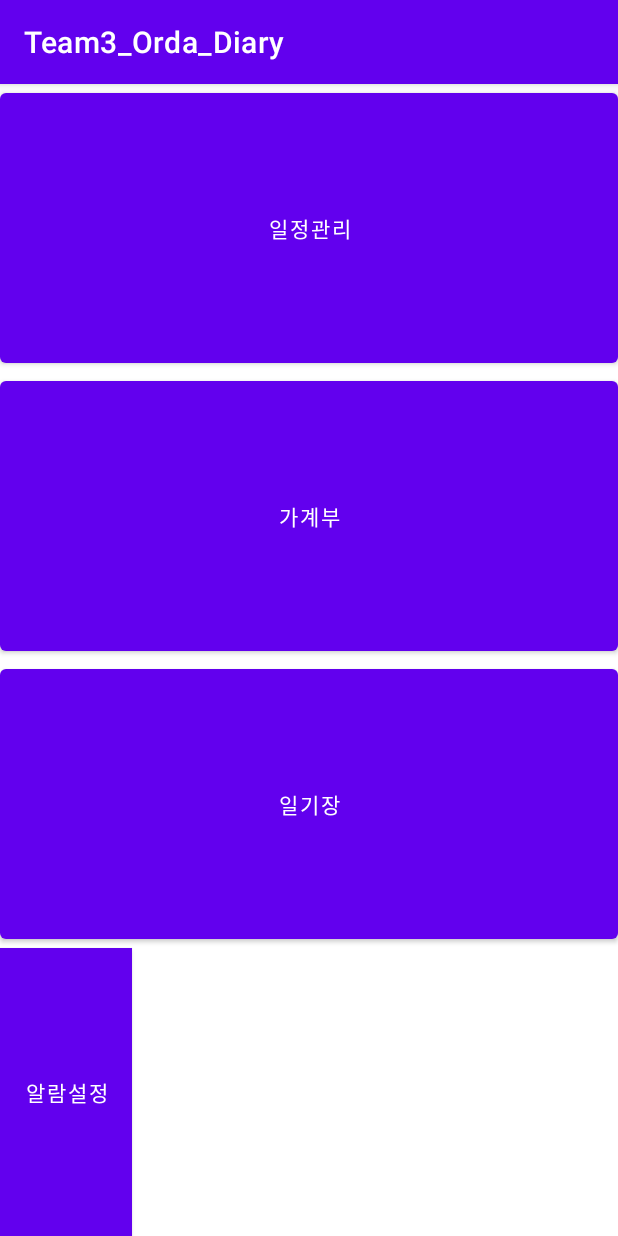
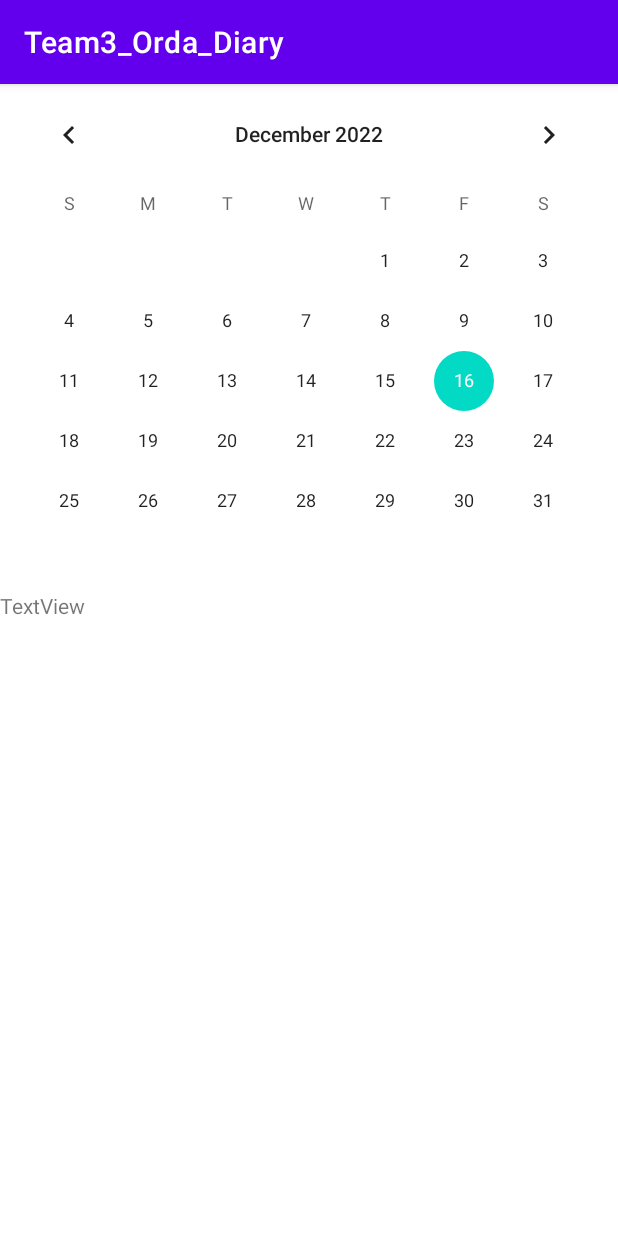
Before and after one commit to yujin45/Team3_Orda_Diary, an Android app: the screen it shows after launch (MainActivity before the commit, TodolistActivity after it), after a tap on "일정관리", on a phone screen of 412 x 824 dp. Run offline under Robolectric (Android 15) with nearby library versions, the phone set to English and light mode, and no system bars.

Commit message:
[일정 관리] 달력 + 오늘 날짜 표시

```diff
--- a/app/src/main/AndroidManifest.xml
+++ b/app/src/main/AndroidManifest.xml
@@ -15,6 +15,9 @@
         android:supportsRtl="true"
         android:theme="@style/Theme.Team3_Orda_Diary"
         tools:targetApi="31">
+        <activity
+            android:name=".TodolistActivity"
+            android:exported="false" />
         <activity
             android:name=".DiaryWritingPageActivity"
             android:exported="false">
--- a/app/src/main/java/smu/team3_orda_diary/MainActivity.java
+++ b/app/src/main/java/smu/team3_orda_diary/MainActivity.java
@@ -30,6 +30,8 @@ public class MainActivity extends AppCompatActivity {
         scheduleBtn.setOnClickListener(new View.OnClickListener() {
             @Override
             public void onClick(View v) {
+                Intent intent = new Intent(getApplicationContext(), TodolistActivity.class);
+                startActivity(intent);
 
             }
         });
--- /dev/null
+++ b/app/src/main/java/smu/team3_orda_diary/TodolistActivity.java
@@ -0,0 +1,28 @@
+package smu.team3_orda_diary;
+
+import androidx.annotation.NonNull;
+import androidx.appcompat.app.AppCompatActivity;
+
+import android.os.Bundle;
+import android.widget.CalendarView;
+import android.widget.TextView;
+
+public class TodolistActivity extends AppCompatActivity {
+
+    @Override
+    protected void onCreate(Bundle savedInstanceState) {
+        super.onCreate(savedInstanceState);
+        setContentView(R.layout.activity_todolist);
+
+        final TextView today = findViewById(R.id.todo_today);
+        CalendarView calendar = findViewById(R.id.todo_calendar);
+        calendar.setOnDateChangeListener(new CalendarView.OnDateChangeListener() {
+            @Override
+            public void onSelectedDayChange(@NonNull CalendarView calendarView, int year, int month, int dayOfMonth) {
+                month += 1;
+                today.setText(String.format("%d년 %d월 %d일",year,month,dayOfMonth));
+            }
+        });
+
+    }
+}
--- /dev/null
+++ b/app/src/main/res/layout/activity_todolist.xml
@@ -0,0 +1,26 @@
+<?xml version="1.0" encoding="utf-8"?>
+<FrameLayout xmlns:android="http://schemas.android.com/apk/res/android"
+    xmlns:app="http://schemas.android.com/apk/res-auto"
+    xmlns:tools="http://schemas.android.com/tools"
+    android:layout_width="match_parent"
+    android:layout_height="match_parent"
+    tools:context=".TodolistActivity">
+
+    <LinearLayout
+        android:layout_width="match_parent"
+        android:layout_height="match_parent"
+        android:orientation="vertical">
+
+        <CalendarView
+            android:id="@+id/todo_calendar"
+            android:layout_width="match_parent"
+            android:layout_height="wrap_content" />
+
+        <TextView
+            android:id="@+id/todo_today"
+            android:layout_width="match_parent"
+            android:layout_height="wrap_content"
+            android:text="TextView" />
+
+    </LinearLayout>
+</FrameLayout>
```
